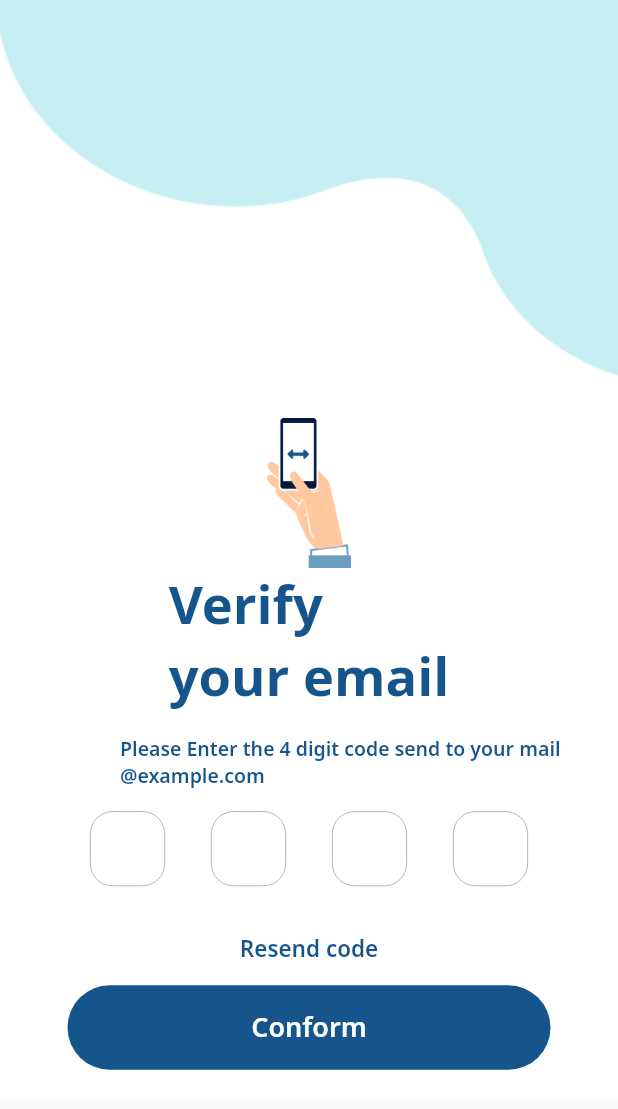
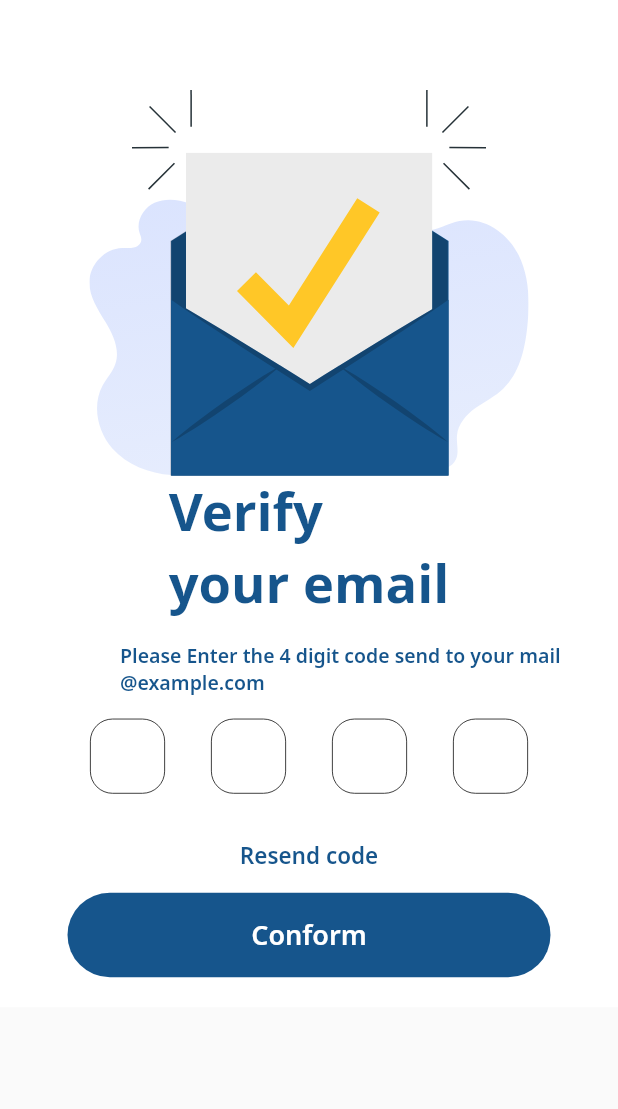
Before and after one commit to sondos-sameer/Too-see, a Flutter app: the verifyEmail screen opened directly, on a phone screen of 412 x 824 dp. Shown: the top 1109 px of the screen. Run offline on Flutter 3.47's test engine with Material 2 defaults, Android fonts, the phone set to English and light mode, and no system bars; drawn by our look-alikes of pin_code_fields; our stand-ins replace carousel_slider, chat_bubbles, flutter_svg, font_awesome_flutter, google_maps_flutter, smooth_page_indicator; missing offline and left inert: custom_clippers.

Commit message:
add new images

```diff
--- a/lib/main.dart
+++ b/lib/main.dart
@@ -1,8 +1,10 @@
 import 'package:flutter/material.dart';
 import 'package:too_see/pages/Verify-email.dart';
+import 'package:too_see/pages/done_resetPassword.dart';
 import 'package:too_see/pages/forgot_password.dart';
 import 'package:too_see/pages/pageView.dart';
 import 'package:too_see/pages/reset_password.dart';
+
 
 
 
@@ -19,7 +21,7 @@ class tooSee extends StatelessWidget {
   Widget build(BuildContext context) {
     return MaterialApp(
       debugShowCheckedModeBanner: false,
-      home: pageView(),
+      home: doneReset(),
     );
   }
 }
--- a/lib/pages/Verify-email.dart
+++ b/lib/pages/Verify-email.dart
@@ -1,7 +1,6 @@
 import 'package:flutter/material.dart';
 import 'package:flutter/services.dart';
-
-
+import 'package:flutter_svg/flutter_svg.dart';
 import '../widgets/button.dart';
 import 'package:pin_code_fields/pin_code_fields.dart';
 
@@ -17,17 +16,12 @@ TextEditingController controller= TextEditingController();
             child: Column(
               mainAxisAlignment: MainAxisAlignment.center,
               children: [
-                Image(
-                      image: AssetImage("images/shape.png"),
-                    ),
+
                 Padding(
-                  padding: const EdgeInsets.symmetric(horizontal: 120),
-                  child: Image(
-                    height: 100,
-                    width: 100,
-                    image: AssetImage("images/scroll.png"),
-                  ),
+                  padding: const EdgeInsets.only(left:50,right: 50,top: 60,),
+                  child: SvgPicture.asset("images/verify .svg",),
                 ),
+
                 Text(
                     "Verify\nyour email",
                     style: TextStyle(fontSize: 35,
@@ -60,10 +54,10 @@ TextEditingController controller= TextEditingController();
                   fieldWidth: 50,
                   borderRadius: BorderRadius.circular(15),
                   borderWidth: 0.5,
-                  inactiveColor: Colors.grey,
-                  activeColor: Colors.grey,
+                  inactiveColor: Colors.black,
+                  activeColor: Colors.black,
                   selectedFillColor:Color(0xffE9EFFD),
-                  selectedColor:Colors.white,
+                  selectedColor:Colors.black,
                   inactiveFillColor: Colors.white,
                   activeFillColor: Color(0xffC4EEF2),
 
--- a/pubspec.yaml
+++ b/pubspec.yaml
@@ -99,6 +99,11 @@ flutter:
     - images/tree-example.jpg #delete
     - images/cat-example.jfif #delete
     - images/car-example.jfif #delete
+    - images/doneReset.svg
+    - images/Forgot.svg
+    - images/reset.svg
+    - images/verify .svg
+
 
 
 
```
Also changed, not shown: lib/pages/done_resetPassword.dart (+20 -14 lines), lib/pages/forgot_password.dart (+11 -12 lines), lib/pages/reset_password.dart (+10 -11 lines), lib/pages/signin_page.dart (+14 -0 lines), images/Forgot.svg (added), images/doneReset.svg (added), images/reset.svg (added), images/verify .svg (added).
